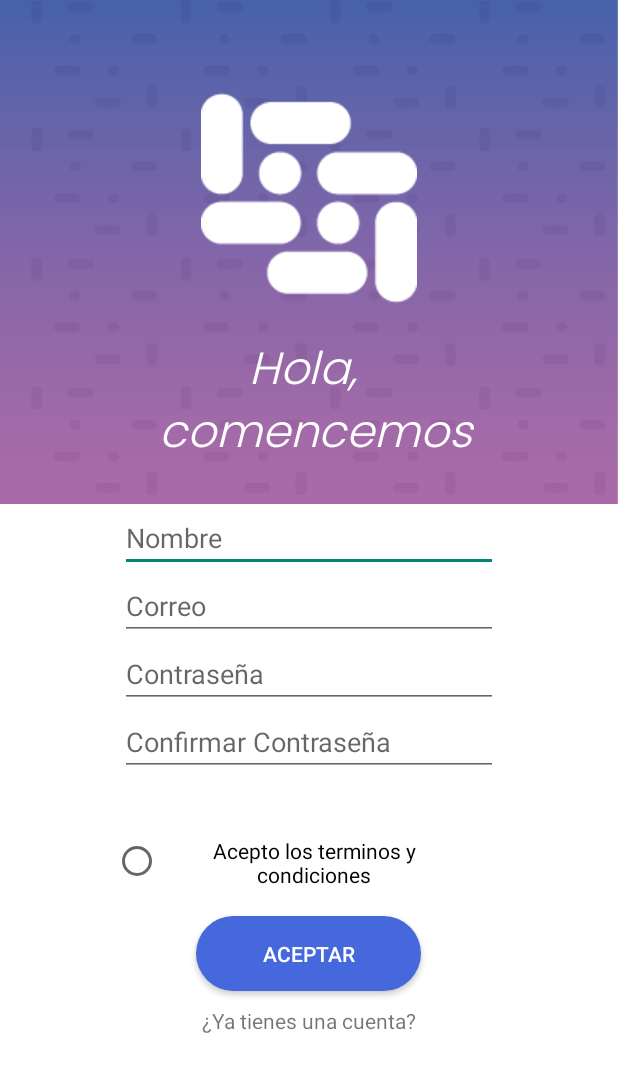
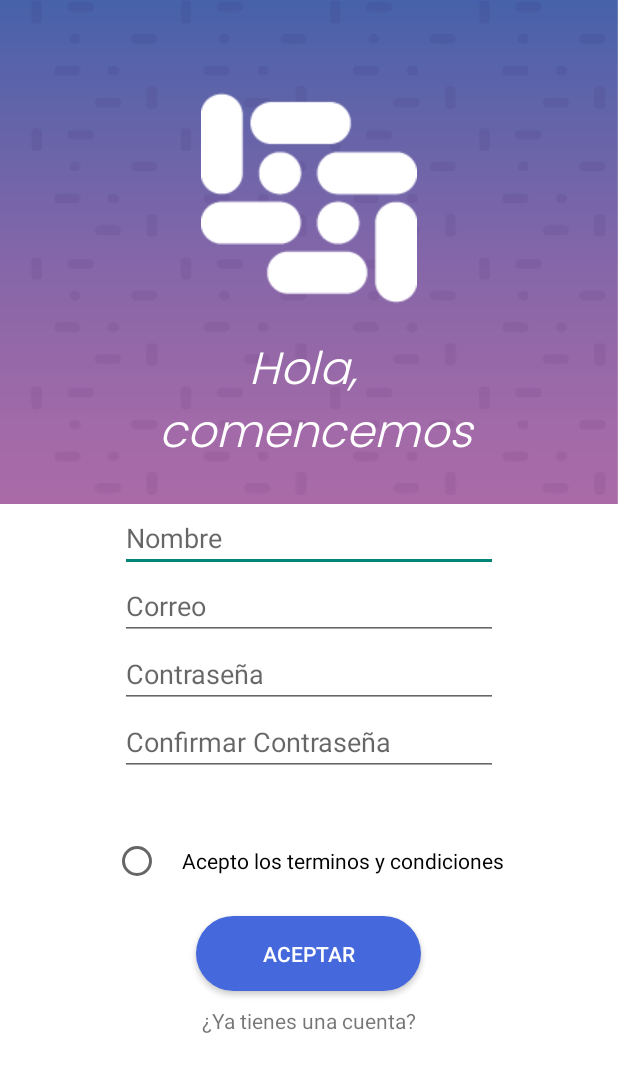
Before and after one commit to julionieblas/Muno, an Android app: the screen it shows after launch (MainActivity), on a phone screen of 412 x 824 dp. Shown: the top 1072 px of the screen. Run offline under Robolectric (Android 15) with nearby library versions, the phone set to English and light mode, and no system bars.

Commit message:
Correcciones en activity_main y navegación entre pantallas

```diff
--- a/app/src/main/java/nieblas_masson/julio_jorge/muno/MainActivity.kt
+++ b/app/src/main/java/nieblas_masson/julio_jorge/muno/MainActivity.kt
@@ -1,11 +1,21 @@
 package nieblas_masson.julio_jorge.muno
 
+import android.content.Intent
 import androidx.appcompat.app.AppCompatActivity
 import android.os.Bundle
+import android.widget.TextView
 
 class MainActivity : AppCompatActivity() {
     override fun onCreate(savedInstanceState: Bundle?) {
         super.onCreate(savedInstanceState)
         setContentView(R.layout.activity_main)
+
+        val textView : TextView = findViewById(R.id.et_registro_cuentaExistente) as TextView
+
+        textView.setOnClickListener {
+            var i = Intent(this, IniciarSesionActivity::class.java)
+            startActivity(i)
+        }
+
     }
 }
--- a/app/src/main/res/layout/activity_main.xml
+++ b/app/src/main/res/layout/activity_main.xml
@@ -102,7 +102,7 @@
 
     <RadioButton
         android:id="@+id/radioButtonCondiciones"
-        android:layout_width="236dp"
+        android:layout_width="273dp"
         android:layout_height="33dp"
         android:layout_marginLeft="75dp"
         android:gravity="center"
@@ -119,6 +119,7 @@
         android:text="Aceptar" />
 
     <TextView
+        android:id="@+id/et_registro_cuentaExistente"
         android:layout_width="match_parent"
         android:layout_height="wrap_content"
         android:layout_marginTop="10dp"
--- a/build.gradle
+++ b/build.gradle
@@ -6,7 +6,7 @@ buildscript {
         jcenter()
     }
     dependencies {
-        classpath "com.android.tools.build:gradle:4.1.2"
+        classpath 'com.android.tools.build:gradle:4.1.3'
         classpath "org.jetbrains.kotlin:kotlin-gradle-plugin:$kotlin_version"
 
         // NOTE: Do not place your application dependencies here; they belong
```
Also changed, not shown: app/src/main/java/nieblas_masson/julio_jorge/muno/IniciarSesionActivity.kt (+10 -0 lines), app/src/main/res/layout/home.xml (+5 -5 lines).
